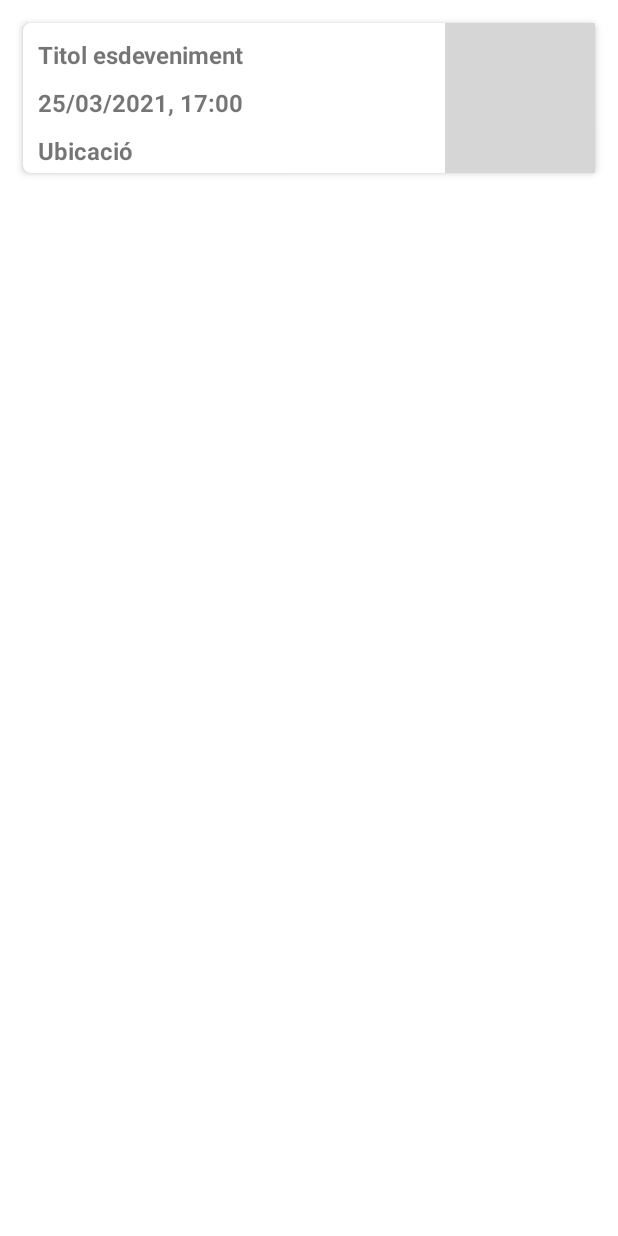
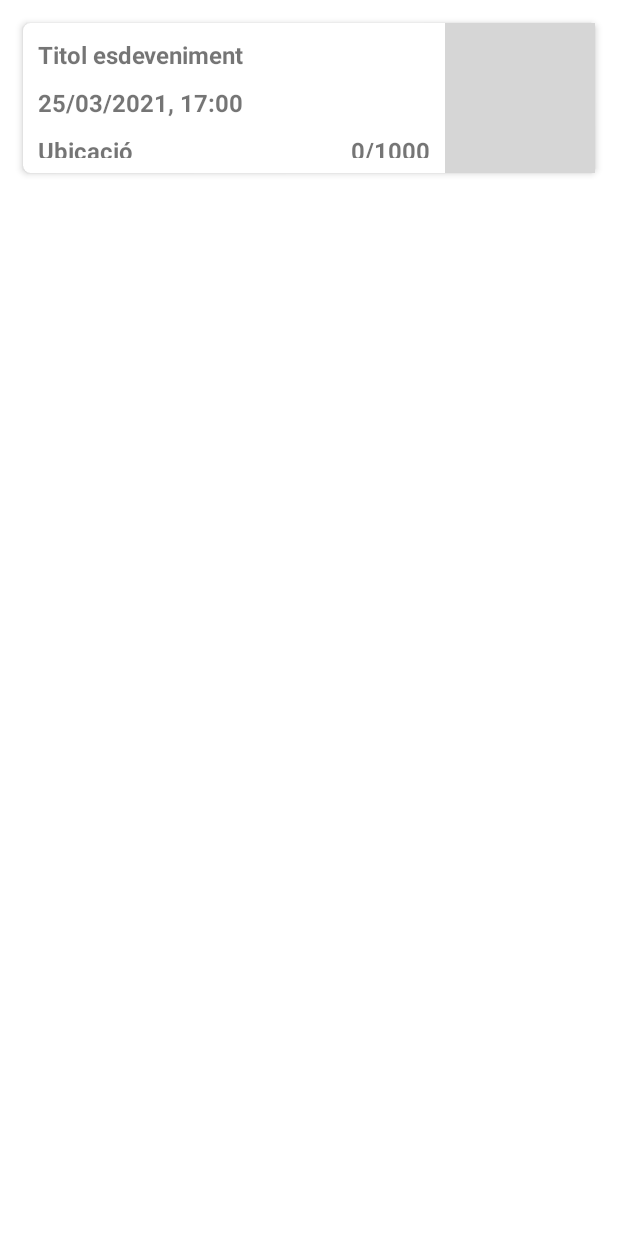
Before and after one commit to iliasasskali/SquadFinder, an Android app: the layout recyclerview_esdeveniments_model.xml on its own in the app's theme, with its tools: preview values and no code run, on a phone screen of 412 x 824 dp. Run offline under Robolectric (Android 15) with nearby library versions, the phone set to English and light mode, and no system bars; grey boxes are pictures that could not be loaded.

Commit message:
petits canvis

```diff
--- a/app/src/main/res/layout/recyclerview_esdeveniments_model.xml
+++ b/app/src/main/res/layout/recyclerview_esdeveniments_model.xml
@@ -45,9 +45,16 @@
                 android:textSize="16sp"
                 android:textStyle="bold" />
 
+
+            <RelativeLayout
+                android:id="@+id/membres_detall_grup"
+                android:layout_width="match_parent"
+                android:layout_height="wrap_content"
+                android:orientation="horizontal"
+                android:layout_marginBottom="10dp">
                 <TextView
                     android:id="@+id/event_ubication"
-                android:layout_width="match_parent"
+                    android:layout_width="wrap_content"
                     android:layout_height="wrap_content"
                     android:layout_marginStart="10dp"
                     android:layout_marginTop="10dp"
@@ -55,18 +62,18 @@
                     android:text="Ubicació"
                     android:textSize="16sp"
                     android:textStyle="bold" />
-
-            <!-- <TextView
-                android:id="@+id/event_detail"
-                android:layout_width="match_parent"
+                <TextView
+                    android:id="@+id/event_participants"
+                    android:layout_width="wrap_content"
                     android:layout_height="wrap_content"
                     android:layout_marginStart="10dp"
                     android:layout_marginTop="10dp"
                     android:layout_marginEnd="10dp"
-                android:layout_marginBottom="10dp"
-                android:text="Description "
-                android:textSize="16sp" /> -->
-
+                    android:text="0/1000"
+                    android:textSize="16sp"
+                    android:textStyle="bold"
+                    android:layout_alignParentEnd="true" />
+            </RelativeLayout>
         </LinearLayout>
 
         <ImageView
```
Also changed, not shown: app/src/main/java/upf/edu/squadfinder/ui/esdeveniments/EsdevenimentsRecyclerViewAdapter.kt (+11 -0 lines), app/src/main/res/layout/recyclerview_model.xml (+17 -1 lines), 51 other files. Lines whose indentation alone changed are shown as unchanged.
